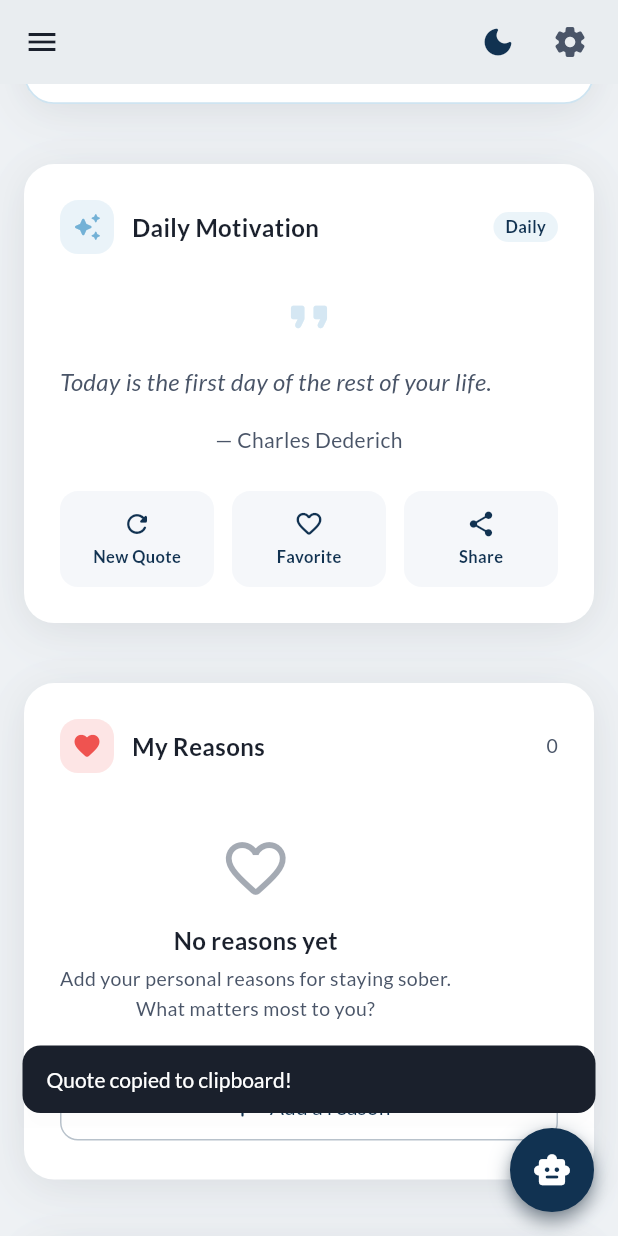
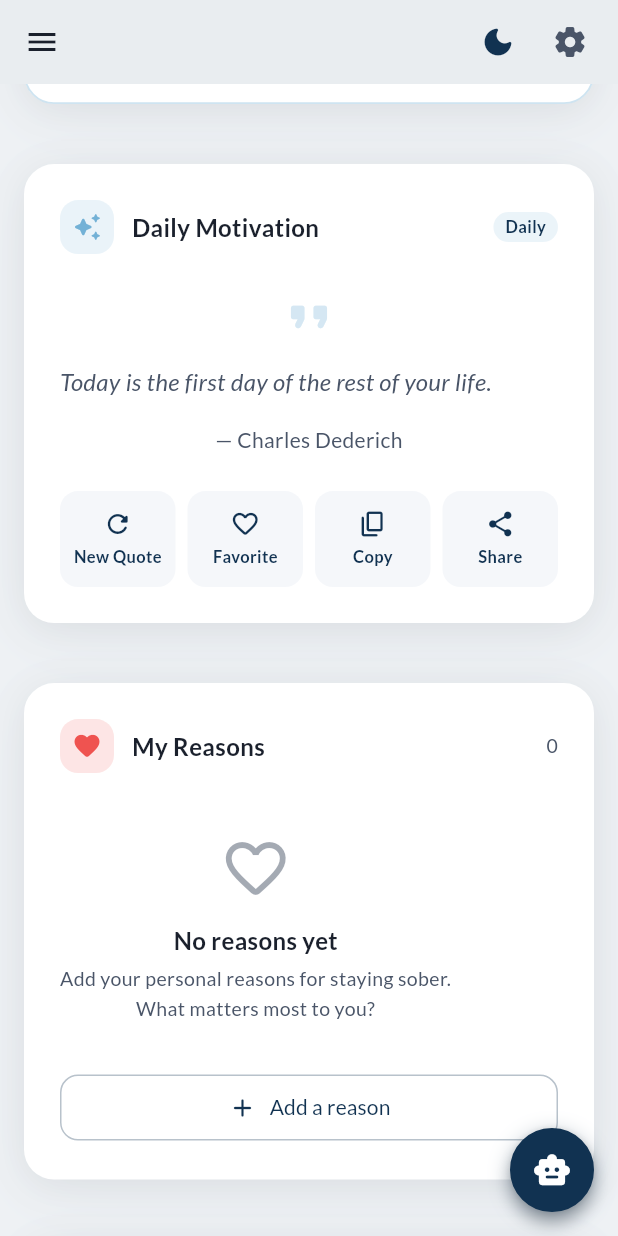
Before and after one commit to usama923-source/Sobriety-Counter, a Flutter app: the HomeScreen screen opened directly, scrolled down 576 dp, after a tap on "Share", on a phone screen of 412 x 824 dp. Run offline on Flutter 3.47's test engine with Material 3 defaults, Android fonts, the phone set to English and light mode, and no system bars; our stand-ins replace firebase_ai, firebase_analytics, firebase_core, flutter_local_notifications, flutter_riverpod, flutter_timezone and 3 more; missing offline and left inert: firebase_app_check; accounts and stored records are empty.

Commit message:
share quotes with the system share sheet
🤖 Generated with Codebuff
Co-Authored-By: Codebuff <noreply@codebuff.com>

```diff
--- a/lib/services/quotes_service.dart
+++ b/lib/services/quotes_service.dart
@@ -99,7 +99,16 @@ class QuotesService extends ChangeNotifier {
   /// Whether the current quote is today's daily quote.
   bool get isDaily => _currentIndex == _dailyIndex;
 
-  /// Share text for the current quote.
-  String get shareText =>
-      '"${currentQuote.text}" — ${currentQuote.author}';
+  /// Share text for the current quote: the quote, the author when there is
+  /// one, then a branded line.
+  String get shareText {
+    final quote = currentQuote;
+    final author = quote.author.trim();
+    final buffer = StringBuffer('"${quote.text}"');
+    if (author.isNotEmpty) {
+      buffer.write('\n— $author');
+    }
+    buffer.write('\n— QuitDrink Ai');
+    return buffer.toString();
+  }
 }
--- a/lib/widgets/daily_motivation_card.dart
+++ b/lib/widgets/daily_motivation_card.dart
@@ -4,6 +4,7 @@ import 'package:quit_drinking/constants/app_colors.dart';
 import 'package:quit_drinking/constants/app_constants.dart';
 import 'package:quit_drinking/services/quotes_service.dart';
 import 'package:quit_drinking/widgets/sober_card.dart';
+import 'package:share_plus/share_plus.dart';
 
 /// Section 3 — Daily Motivation Card.
 ///
@@ -149,7 +150,7 @@ class DailyMotivationCard extends StatelessWidget {
                   isDark: isDark,
                 ),
               ),
-              const SizedBox(width: AppConstants.spacingSm),
+              const SizedBox(width: AppConstants.spacingXs),
 
               // Favorite toggle
               Expanded(
@@ -161,14 +162,25 @@ class DailyMotivationCard extends StatelessWidget {
                   isDark: isDark,
                 ),
               ),
-              const SizedBox(width: AppConstants.spacingSm),
+              const SizedBox(width: AppConstants.spacingXs),
+
+              // Copy
+              Expanded(
+                child: _ActionButton(
+                  icon: Icons.copy_rounded,
+                  label: 'Copy',
+                  onTap: () => _copy(context, service.shareText),
+                  isDark: isDark,
+                ),
+              ),
+              const SizedBox(width: AppConstants.spacingXs),
 
               // Share
               Expanded(
                 child: _ActionButton(
                   icon: Icons.share_rounded,
                   label: 'Share',
-                  onTap: () => _share(context, service.shareText),
+                  onTap: () => _share(service.shareText),
                   isDark: isDark,
                 ),
               ),
@@ -200,11 +212,17 @@ class DailyMotivationCard extends StatelessWidget {
     return card;
   }
 
-  void _share(BuildContext context, String text) {
+  Future<void> _share(String text) async {
+    await SharePlus.instance.share(
+      ShareParams(text: text, subject: AppConstants.appName),
+    );
+  }
+
+  void _copy(BuildContext context, String text) {
     Clipboard.setData(ClipboardData(text: text));
     ScaffoldMessenger.of(context).showSnackBar(
       SnackBar(
-        content: const Text('Quote copied to clipboard!'),
+        content: const Text('Copied'),
         behavior: SnackBarBehavior.floating,
         shape: RoundedRectangleBorder(
           borderRadius: BorderRadius.circular(AppConstants.radiusSm),
--- a/pubspec.yaml
+++ b/pubspec.yaml
@@ -43,6 +43,7 @@ dependencies:
   timezone: ^0.11.1
   firebase_ai: ^4.0.0
   firebase_app_check: ^0.4.8
+  share_plus: ^13.3.1
 
 dev_dependencies:
   flutter_test:
```
Also changed, not shown: pubspec.lock, 4 other files.
